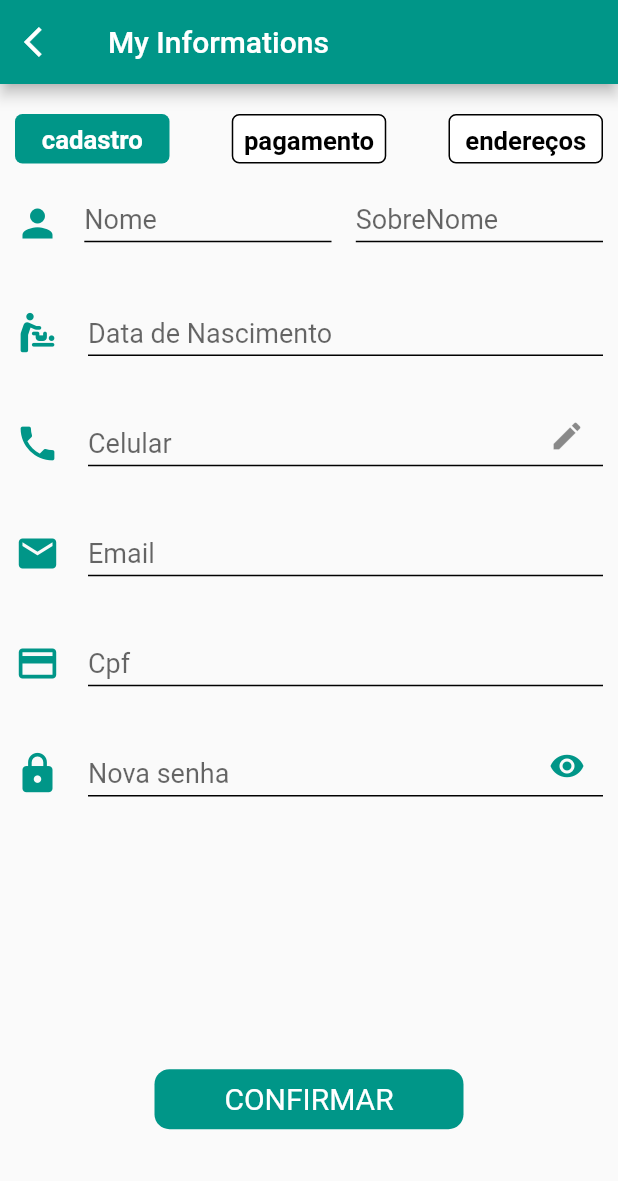
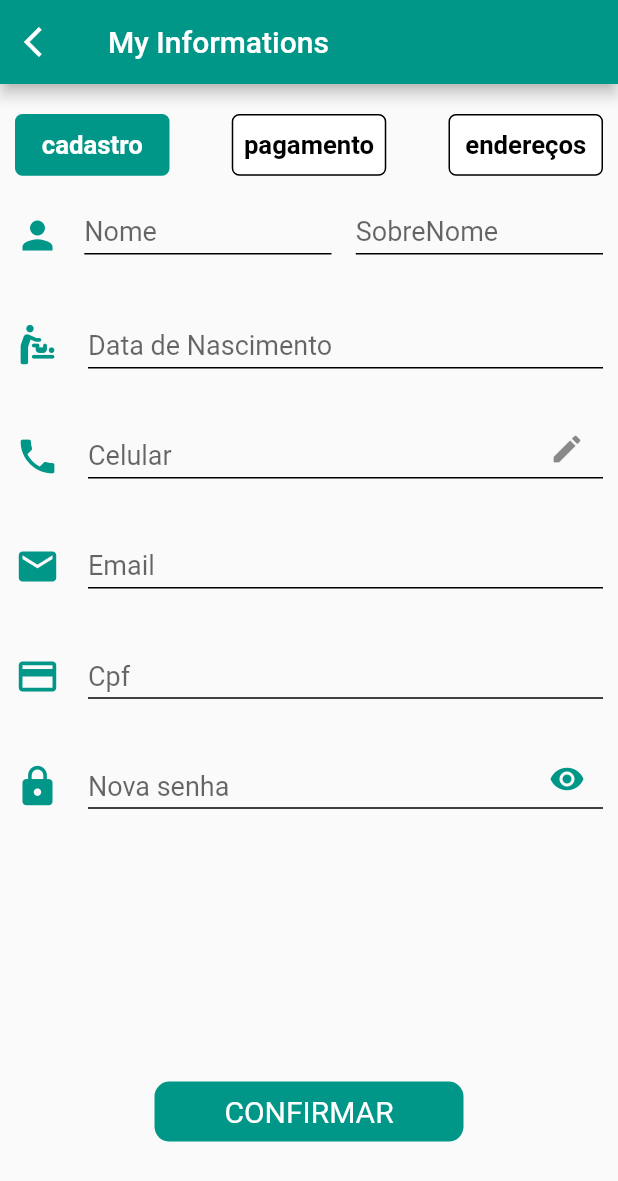
Before and after one commit to clenilsonsilva/burger_app, a Flutter app: the screen it shows after launch, in the side drawer, after a tap on "My Account", on a phone screen of 412 x 824 dp. Shown: the top 1181 px of the screen. Run offline on Flutter 3.47's test engine with Material 2 defaults, Android fonts, the phone set to English and light mode, and no system bars; our stand-ins replace flutter_rating_bar.

Commit message:
09/12/22

```diff
--- a/lib/screens/drawerpage/myaccount.dart
+++ b/lib/screens/drawerpage/myaccount.dart
@@ -1,8 +1,9 @@
 import 'package:flutter/material.dart';
-import 'package:flutter_cep/class/listcard.dart';
-import 'package:flutter_cep/widgets/Cpe.dart';
-
+import '../../class/listcard.dart';
+import '../../widgets/Cpe.dart';
 import '../../widgets/cadastro.dart';
+import '../../widgets/enderecos.dart';
+import '../../widgets/pagamentos.dart';
 
 class MyAccount extends StatelessWidget {
   //drawer informacoes do usuario
@@ -37,10 +38,22 @@ class MyAccount extends StatelessWidget {
             scrollDirection: Axis.vertical,
             slivers: [
               Cadastro(height: size.height, width: size.width),
-              CadastroBody(height: size.height, width: size.width)
+              ValueListenableBuilder(
+                valueListenable: tabcadastro,
+                builder: (context, value, child) {
+                  if (tabcadastro.value == 0) {
+                    return CadastroBody(height: size.height, width: size.width);
+                  }
+                  else if(tabcadastro.value==1) {
+                    return const Pagamento();
+                  }
+                  else {
+                    return const Enderecos();
+                  }
+                },
+              ),
             ],
           ),
-
         ],
       ),
     );
--- a/lib/widgets/Cpe.dart
+++ b/lib/widgets/Cpe.dart
@@ -24,14 +24,13 @@ class Cadastro extends StatelessWidget {
                     GestureDetector(
                       child: Container(
                         width: width / 4,
-                        height: height / 25,
+                        height: height / 20,
                         decoration: BoxDecoration(
                           border: tabcadastro.value==0 ? null : Border.all(),
                           color: tabcadastro.value==0 ? Colors.teal : Colors.white,
                           borderRadius: BorderRadius.circular(5),
                         ),
-                        child: Padding(
-                          padding: const EdgeInsets.only(top: 7),
+                        child: Center(
                           child: Text(
                             'cadastro',
                             textAlign: TextAlign.center,
@@ -51,14 +50,13 @@ class Cadastro extends StatelessWidget {
                     GestureDetector(
                       child: Container(
                         width: width / 4,
-                        height: height / 25,
+                        height: height / 20,
                         decoration: BoxDecoration(
                           border: tabcadastro.value==1 ? null : Border.all(),
                           color: tabcadastro.value==1 ? Colors.teal : Colors.white,
                           borderRadius: BorderRadius.circular(5),
                         ),
-                        child: Padding(
-                          padding: const EdgeInsets.only(top: 7),
+                        child: Center(
                           child: Text(
                             'pagamento',
                             textAlign: TextAlign.center,
@@ -78,14 +76,13 @@ class Cadastro extends StatelessWidget {
                     GestureDetector(
                       child: Container(
                         width: width / 4,
-                        height: height / 25,
+                        height: height / 20,
                         decoration: BoxDecoration(
                           border: tabcadastro.value==2 ? null : Border.all(),
                           color: tabcadastro.value==2 ? Colors.teal : Colors.white,
                           borderRadius: BorderRadius.circular(5),
                         ),
-                        child: Padding(
-                          padding: const EdgeInsets.only(top: 7),
+                        child: Center(
                           child: Text(
                             'endereços',
                             textAlign: TextAlign.center,
--- a/lib/widgets/cadastro.dart
+++ b/lib/widgets/cadastro.dart
@@ -1,5 +1,4 @@
 import 'package:flutter/material.dart';
-import 'package:flutter_cep/class/listcard.dart';
 
 class CadastroBody extends StatelessWidget {
   //widget da drawerpage cadastro pagamento enderecos
@@ -16,10 +15,6 @@ class CadastroBody extends StatelessWidget {
   @override
   Widget build(BuildContext context) {
     Size size = MediaQuery.of(context).size;
-    return ValueListenableBuilder(
-      valueListenable: tabcadastro,
-      builder: (context, value, child) {
-        if (value == 0) {
     return SliverToBoxAdapter(
         child: SizedBox(
       height: size.height / 1.3,
@@ -49,14 +44,11 @@ class CadastroBody extends StatelessWidget {
                         child: TextFormField(
                           decoration: const InputDecoration(
                             focusedBorder: UnderlineInputBorder(
-                                      borderSide:
-                                          BorderSide(color: Colors.teal)),
+                                borderSide: BorderSide(color: Colors.teal)),
                             enabledBorder: UnderlineInputBorder(
-                                      borderSide:
-                                          BorderSide(color: Colors.black)),
+                                borderSide: BorderSide(color: Colors.black)),
                             hintText: 'Nome',
-                                  hintStyle:
-                                      TextStyle(fontSize: 18, height: 0.1),
+                            hintStyle: TextStyle(fontSize: 18, height: 0.1),
                           ),
                           cursorColor: Colors.teal,
                           controller: nome,
@@ -70,14 +62,11 @@ class CadastroBody extends StatelessWidget {
                         child: TextFormField(
                           decoration: const InputDecoration(
                               focusedBorder: UnderlineInputBorder(
-                                        borderSide:
-                                            BorderSide(color: Colors.teal)),
+                                  borderSide: BorderSide(color: Colors.teal)),
                               enabledBorder: UnderlineInputBorder(
-                                        borderSide:
-                                            BorderSide(color: Colors.black)),
+                                  borderSide: BorderSide(color: Colors.black)),
                               hintText: 'SobreNome',
-                                    hintStyle:
-                                        TextStyle(fontSize: 18, height: 0.1)),
+                              hintStyle: TextStyle(fontSize: 18, height: 0.1)),
                           controller: sobrenome,
                           keyboardType: TextInputType.text,
                           style: const TextStyle(fontSize: 18),
@@ -105,14 +94,11 @@ class CadastroBody extends StatelessWidget {
                         child: TextFormField(
                           decoration: const InputDecoration(
                               focusedBorder: UnderlineInputBorder(
-                                        borderSide:
-                                            BorderSide(color: Colors.teal)),
+                                  borderSide: BorderSide(color: Colors.teal)),
                               enabledBorder: UnderlineInputBorder(
-                                        borderSide:
-                                            BorderSide(color: Colors.black)),
+                                  borderSide: BorderSide(color: Colors.black)),
                               hintText: 'Data de Nascimento',
-                                    hintStyle:
-                                        TextStyle(fontSize: 18, height: 0.1)),
+                              hintStyle: TextStyle(fontSize: 18, height: 0.1)),
                           controller: nascimento,
                           keyboardType: TextInputType.datetime,
                           style: const TextStyle(fontSize: 18),
@@ -140,14 +126,11 @@ class CadastroBody extends StatelessWidget {
                         child: TextFormField(
                           decoration: const InputDecoration(
                               focusedBorder: UnderlineInputBorder(
-                                        borderSide:
-                                            BorderSide(color: Colors.teal)),
+                                  borderSide: BorderSide(color: Colors.teal)),
                               enabledBorder: UnderlineInputBorder(
-                                        borderSide:
-                                            BorderSide(color: Colors.black)),
+                                  borderSide: BorderSide(color: Colors.black)),
                               hintText: 'Celular',
-                                    hintStyle:
-                                        TextStyle(fontSize: 18, height: 0.1),
+                              hintStyle: TextStyle(fontSize: 18, height: 0.1),
                               suffixIcon: Icon(Icons.edit)),
                           controller: celular,
                           keyboardType: TextInputType.phone,
@@ -176,14 +159,11 @@ class CadastroBody extends StatelessWidget {
                         child: TextFormField(
                           decoration: const InputDecoration(
                             focusedBorder: UnderlineInputBorder(
-                                      borderSide:
-                                          BorderSide(color: Colors.teal)),
+                                borderSide: BorderSide(color: Colors.teal)),
                             enabledBorder: UnderlineInputBorder(
-                                      borderSide:
-                                          BorderSide(color: Colors.black)),
+                                borderSide: BorderSide(color: Colors.black)),
                             hintText: 'Email',
-                                  hintStyle:
-                                      TextStyle(fontSize: 18, height: 0.1),
+                            hintStyle: TextStyle(fontSize: 18, height: 0.1),
                           ),
                           controller: email,
                           keyboardType: TextInputType.emailAddress,
@@ -212,14 +192,11 @@ class CadastroBody extends StatelessWidget {
                         child: TextFormField(
                           decoration: const InputDecoration(
                             focusedBorder: UnderlineInputBorder(
-                                      borderSide:
-                                          BorderSide(color: Colors.teal)),
+                                borderSide: BorderSide(color: Colors.teal)),
                             enabledBorder: UnderlineInputBorder(
-                                      borderSide:
-                                          BorderSide(color: Colors.black)),
+                                borderSide: BorderSide(color: Colors.black)),
                             hintText: 'Cpf',
-                                  hintStyle:
-                                      TextStyle(fontSize: 18, height: 0.1),
+                            hintStyle: TextStyle(fontSize: 18, height: 0.1),
                           ),
                           controller: cpf,
                           keyboardType: TextInputType.number,
@@ -248,14 +225,11 @@ class CadastroBody extends StatelessWidget {
                         child: TextFormField(
                           decoration: const InputDecoration(
                             focusedBorder: UnderlineInputBorder(
-                                      borderSide:
-                                          BorderSide(color: Colors.teal)),
+                                borderSide: BorderSide(color: Colors.teal)),
                             enabledBorder: UnderlineInputBorder(
-                                      borderSide:
-                                          BorderSide(color: Colors.black)),
+                                borderSide: BorderSide(color: Colors.black)),
                             hintText: 'Nova senha',
-                                  hintStyle:
-                                      TextStyle(fontSize: 18, height: 0.1),
+                            hintStyle: TextStyle(fontSize: 18, height: 0.1),
                             suffixIcon: Icon(
                               Icons.visibility,
                               color: Colors.teal,
@@ -296,10 +270,5 @@ class CadastroBody extends StatelessWidget {
         ],
       ),
     ));
-        } else {
-          return const SliverToBoxAdapter(child: SizedBox());
-        }
-      },
-    );
   }
 }
--- a/pubspec.yaml
+++ b/pubspec.yaml
@@ -81,6 +81,7 @@ flutter:
     - images/fanta2l.png
     - images/guarana2l.png
     - images/kuat2l.png
+    - images/creditcard.png
 
   # An image asset can refer to one or more resolution-specific "variants", see
   # https://flutter.dev/assets-and-images/#resolution-aware
```
Also changed, not shown: lib/widgets/addcard.dart (added, +80 -0 lines), lib/widgets/enderecos.dart (added, +11 -0 lines), lib/widgets/pagamentos.dart (added, +45 -0 lines), images/creditcard.png (added). Lines whose indentation alone changed are shown as unchanged.
